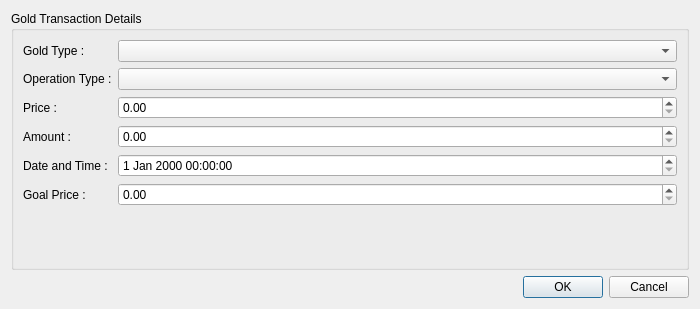
Qt form UIFiles/golddialog.ui (ukll/investpor) before a commit.
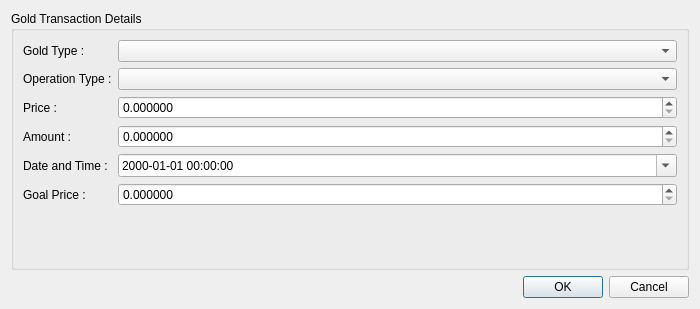
The same form after that commit.

Commit message: Sets GoldDialog form elements' attributes

```diff
--- a/UIFiles/golddialog.ui
+++ b/UIFiles/golddialog.ui
@@ -54,7 +54,14 @@
        </widget>
       </item>
       <item row="2" column="1">
-       <widget class="QDoubleSpinBox" name="dsbPrice"/>
+       <widget class="QDoubleSpinBox" name="dsbPrice">
+        <property name="decimals">
+         <number>6</number>
+        </property>
+        <property name="maximum">
+         <double>100000.000000000000000</double>
+        </property>
+       </widget>
       </item>
       <item row="3" column="0">
        <widget class="QLabel" name="label_4">
@@ -64,7 +71,14 @@
        </widget>
       </item>
       <item row="3" column="1">
-       <widget class="QDoubleSpinBox" name="dsbAmount"/>
+       <widget class="QDoubleSpinBox" name="dsbAmount">
+        <property name="decimals">
+         <number>6</number>
+        </property>
+        <property name="maximum">
+         <double>100000.000000000000000</double>
+        </property>
+       </widget>
       </item>
       <item row="4" column="0">
        <widget class="QLabel" name="label_5">
@@ -81,10 +95,38 @@
        </widget>
       </item>
       <item row="5" column="1">
-       <widget class="QDoubleSpinBox" name="dsbGoalPrice"/>
+       <widget class="QDoubleSpinBox" name="dsbGoalPrice">
+        <property name="decimals">
+         <number>6</number>
+        </property>
+        <property name="maximum">
+         <double>100000.000000000000000</double>
+        </property>
+       </widget>
       </item>
       <item row="4" column="1">
-       <widget class="QDateTimeEdit" name="dteDateTime"/>
+       <widget class="QDateTimeEdit" name="dteDateTime">
+        <property name="maximumDate">
+         <date>
+          <year>2250</year>
+          <month>12</month>
+          <day>31</day>
+         </date>
+        </property>
+        <property name="minimumDate">
+         <date>
+          <year>2000</year>
+          <month>1</month>
+          <day>1</day>
+         </date>
+        </property>
+        <property name="displayFormat">
+         <string>yyyy-MM-dd hh:mm:ss</string>
+        </property>
+        <property name="calendarPopup">
+         <bool>true</bool>
+        </property>
+       </widget>
       </item>
      </layout>
     </widget>
```
Left out of the diff: 8 changed lines with no effect on the pictures.
